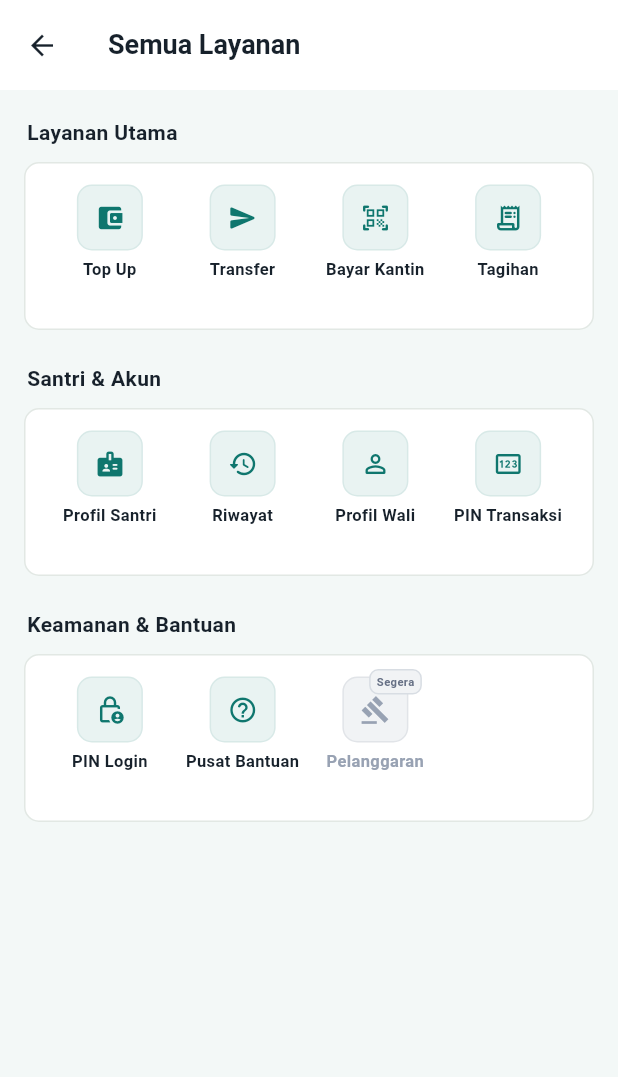
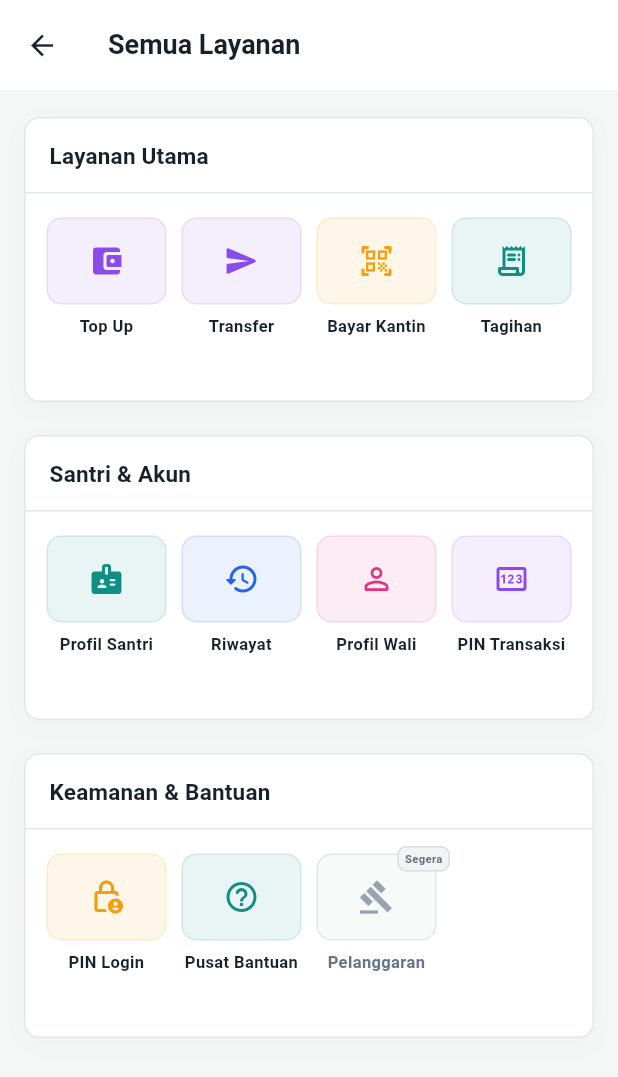
Before and after one commit to aqidfahrihafin/mobilesistem-keuangan-v1, a Flutter app: the AllServicesScreen screen opened directly, on a phone screen of 412 x 824 dp. Shown: the top 1077 px of the screen. Run offline on Flutter 3.47's test engine with Material 3 defaults, Android fonts, the phone set to English and light mode, and no system bars; our stand-ins replace firebase_core, firebase_messaging, flutter_local_notifications, flutter_secure_storage, local_auth, package_info_plus and 3 more; missing offline and left inert: gal, mobile_scanner; accounts and stored records are empty; network calls fail.

Commit message:
Release mobile services layout 1.1.10

```diff
--- a/lib/screens/all_services_screen.dart
+++ b/lib/screens/all_services_screen.dart
@@ -2,6 +2,7 @@ import 'package:flutter/material.dart';
 import 'package:provider/provider.dart';
 
 import '../providers/tab_index_provider.dart';
+import '../theme/app_theme.dart';
 import 'faq_screen.dart';
 import 'login_pin_setup_screen.dart';
 import 'pin_setup_screen.dart';
@@ -10,8 +11,7 @@ import 'scan_bayar_screen.dart';
 import 'topup_tab.dart';
 import 'transfer_saldo_screen.dart';
 
-const _bg = Color(0xFFF3F8F7);
-const _teal = Color(0xFF0F766E);
+const _bg = AppColors.background;
 
 class AllServicesScreen extends StatelessWidget {
   const AllServicesScreen({super.key});
@@ -31,8 +31,8 @@ class AllServicesScreen extends StatelessWidget {
       backgroundColor: _bg,
       appBar: AppBar(
         title: const Text('Semua Layanan'),
-        backgroundColor: Colors.white,
-        foregroundColor: const Color(0xFF17212B),
+        backgroundColor: AppColors.surface,
+        foregroundColor: AppColors.ink,
         elevation: 0,
       ),
       body: SafeArea(
@@ -127,46 +127,70 @@ class _ServiceSection extends StatelessWidget {
 
   @override
   Widget build(BuildContext context) {
-    return Column(
+    final theme = Theme.of(context);
+
+    return Container(
+      clipBehavior: Clip.antiAlias,
+      decoration: BoxDecoration(
+        color: AppColors.surface,
+        borderRadius: AppRadius.borderRadius,
+        border: Border.all(color: AppColors.border),
+        boxShadow: [
+          BoxShadow(
+            color: Colors.black.withValues(alpha: 0.025),
+            blurRadius: 12,
+            offset: const Offset(0, 4),
+          ),
+        ],
+      ),
+      child: Column(
         crossAxisAlignment: CrossAxisAlignment.start,
         children: [
           Padding(
-          padding: const EdgeInsets.only(left: 2, bottom: 10),
+            padding: const EdgeInsets.fromLTRB(16, 15, 16, 14),
             child: Text(
               title,
-            style: const TextStyle(
-              fontSize: 14,
+              style: theme.textTheme.titleMedium?.copyWith(
+                color: AppColors.ink,
                 fontWeight: FontWeight.w700,
-              color: Color(0xFF17212B),
               ),
             ),
           ),
-        Container(
-          padding: const EdgeInsets.all(14),
-          decoration: BoxDecoration(
-            color: Colors.white,
-            borderRadius: BorderRadius.circular(10),
-            border: Border.all(color: const Color(0xFFE2E8E4)),
-          ),
-          child: GridView.builder(
+          const Divider(),
+          LayoutBuilder(
+            builder: (context, constraints) {
+              final columns = constraints.maxWidth < 340 ? 3 : 4;
+
+              return GridView.builder(
+                padding: const EdgeInsets.fromLTRB(14, 16, 14, 18),
                 shrinkWrap: true,
                 physics: const NeverScrollableScrollPhysics(),
                 itemCount: items.length,
-            gridDelegate: const SliverGridDelegateWithFixedCrossAxisCount(
-              crossAxisCount: 4,
-              crossAxisSpacing: 4,
-              mainAxisSpacing: 12,
-              mainAxisExtent: 82,
+                gridDelegate: SliverGridDelegateWithFixedCrossAxisCount(
+                  crossAxisCount: columns,
+                  crossAxisSpacing: 10,
+                  mainAxisSpacing: 16,
+                  mainAxisExtent: 104,
                 ),
                 itemBuilder: (context, index) => items[index],
-          ),
+              );
+            },
           ),
         ],
+      ),
     );
   }
 }
 
 class _ServiceItem extends StatelessWidget {
+  static const _colors = [
+    Color(0xFF0F8F83),
+    Color(0xFF2563EB),
+    Color(0xFF8B4BE8),
+    Color(0xFFE23483),
+    Color(0xFFF59E0B),
+  ];
+
   final IconData icon;
   final String label;
   final VoidCallback? onTap;
@@ -183,6 +207,10 @@ class _ServiceItem extends StatelessWidget {
 
   @override
   Widget build(BuildContext context) {
+    final color = enabled
+        ? _colors[icon.codePoint % _colors.length]
+        : const Color(0xFF98A2B3);
+
     return Material(
       color: Colors.transparent,
       child: InkWell(
@@ -193,7 +221,7 @@ class _ServiceItem extends StatelessWidget {
                   content: Text('Layanan ini akan segera tersedia.'),
                 ),
               ),
-        borderRadius: BorderRadius.circular(12),
+        borderRadius: AppRadius.borderRadius,
         child: Column(
           mainAxisAlignment: MainAxisAlignment.start,
           children: [
@@ -201,24 +229,24 @@ class _ServiceItem extends StatelessWidget {
               clipBehavior: Clip.none,
               children: [
                 Container(
-                  width: 44,
-                  height: 44,
+                  width: double.infinity,
+                  height: 58,
                   decoration: BoxDecoration(
                     color: enabled
-                        ? _teal.withValues(alpha: 0.09)
-                        : const Color(0xFFF1F3F5),
-                    borderRadius: BorderRadius.circular(10),
+                        ? color.withValues(alpha: 0.09)
+                        : AppColors.surfaceMuted,
+                    borderRadius: AppRadius.borderRadius,
                     border: Border.all(
                       color: enabled
-                          ? _teal.withValues(alpha: 0.08)
-                          : const Color(0xFFE1E4E8),
+                          ? color.withValues(alpha: 0.13)
+                          : AppColors.border,
                     ),
                   ),
                   alignment: Alignment.center,
                   child: Icon(
                     icon,
-                    color: enabled ? _teal : const Color(0xFF98A2B3),
-                    size: 20,
+                    color: color,
+                    size: 24,
                   ),
                 ),
                 if (comingSoon)
@@ -247,7 +275,7 @@ class _ServiceItem extends StatelessWidget {
                   ),
               ],
             ),
-            const SizedBox(height: 6),
+            const SizedBox(height: 8),
             Text(
               label,
               maxLines: 2,
@@ -257,9 +285,7 @@ class _ServiceItem extends StatelessWidget {
                 fontSize: 11,
                 height: 1.2,
                 fontWeight: FontWeight.w600,
-                color: enabled
-                    ? const Color(0xFF17212B)
-                    : const Color(0xFF98A2B3),
+                color: enabled ? AppColors.ink : AppColors.muted,
               ),
             ),
           ],
--- a/lib/services/wali_api.dart
+++ b/lib/services/wali_api.dart
@@ -35,6 +35,12 @@ class WaliApi {
 
   Future<List<Anak>> getAnak() async {
     final data = await _api.get('/wali/anak');
+    if (data is! Map || data['data'] is! List) {
+      throw ApiException(
+        'Format data santri dari server tidak sesuai. Silakan coba lagi.',
+      );
+    }
+
     return (data['data'] as List)
         .map((e) => Anak.fromJson(e as Map<String, dynamic>))
         .toList();
--- a/pubspec.yaml
+++ b/pubspec.yaml
@@ -16,7 +16,7 @@ publish_to: 'none' # Remove this line if you wish to publish to pub.dev
 # https://developer.apple.com/library/archive/documentation/General/Reference/InfoPlistKeyReference/Articles/CoreFoundationKeys.html
 # In Windows, build-name is used as the major, minor, and patch parts
 # of the product and file versions while build-number is used as the build suffix.
-version: 1.1.9+11
+version: 1.1.10+12
 
 environment:
   sdk: ^3.8.1
```
Lines whose indentation alone changed are shown as unchanged.
